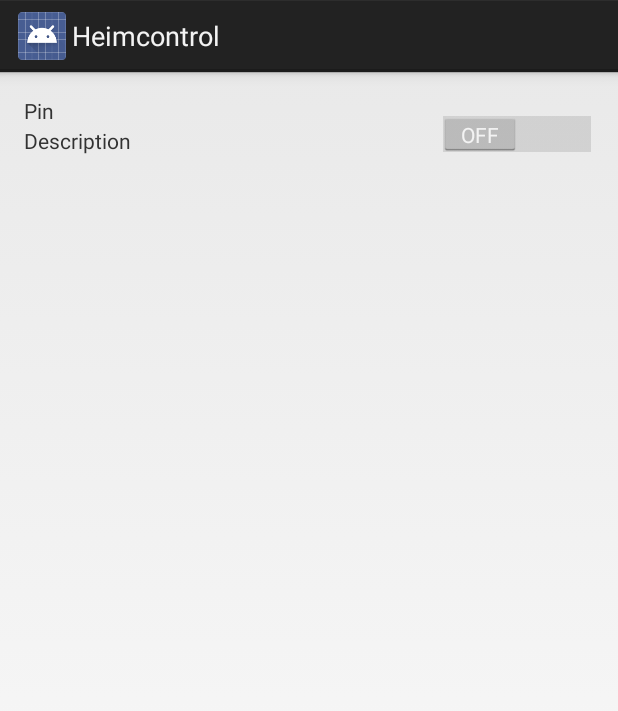
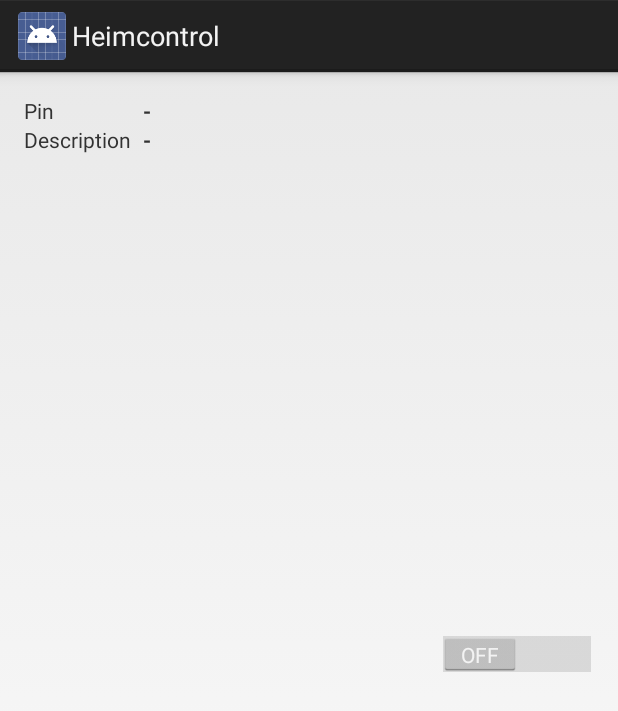
Before and after one commit to JorisM/Heimdroid, an Android app: the layout fragment_switches.xml on its own in the app's theme, with its tools: preview values and no code run, on a phone screen of 412 x 824 dp. Shown: the top 711 px of the screen. Run offline under Robolectric (Android 15) with nearby library versions, the phone set to English and light mode, and no system bars.

Commit message:
Switches as GridLayout (slight spacing fixes)
Changed `[RC]Switches` `RelativeLayout` to 3 by 2 `GridLayout`.
On my devices, this version lines up nicely, and provides a bit more
space on smaller screens.

```diff
--- a/app/src/main/res/layout/fragment_switches.xml
+++ b/app/src/main/res/layout/fragment_switches.xml
@@ -1,53 +1,61 @@
-<RelativeLayout xmlns:android="http://schemas.android.com/apk/res/android"
+<GridLayout xmlns:android="http://schemas.android.com/apk/res/android"
     xmlns:tools="http://schemas.android.com/tools"
     android:layout_width="match_parent"
     android:layout_height="match_parent"
     android:id="@+id/switchesListItem"
-
     android:paddingLeft="@dimen/activity_horizontal_margin"
     android:paddingRight="@dimen/activity_horizontal_margin"
     android:paddingTop="@dimen/activity_vertical_margin"
-    android:paddingBottom="@dimen/activity_vertical_margin">
-
+    android:paddingBottom="@dimen/activity_vertical_margin"
+    android:rowCount="2"
+    android:columnCount="3" >
 
     <TextView
         android:layout_width="wrap_content"
         android:layout_height="wrap_content"
         android:id="@+id/pinLabel"
-        android:text="Pin"/>
+        android:text="Pin"
+        android:layout_row="0"
+        android:layout_column="0" />
+
     <TextView
         android:layout_width="wrap_content"
         android:layout_height="wrap_content"
         android:id="@+id/pin"
         android:textStyle="bold"
-        android:layout_alignTop="@+id/pinLabel"
-        android:layout_toRightOf="@+id/pinLabel"
-        android:width="20dp"
-        android:layout_marginLeft="80dp" />
+        android:layout_row="0"
+        android:layout_column="1"
+        android:paddingLeft="8dp"
+        android:paddingRight="8dp"
+        android:text="-" />
+
     <TextView
         android:layout_width="wrap_content"
         android:layout_height="wrap_content"
-        android:layout_marginTop="20dp"
         android:id="@+id/descriptionLabel"
-        android:text="Description"/>
+        android:text="Description"
+        android:layout_row="1"
+        android:layout_column="0" />
 
     <TextView
-    android:layout_width="wrap_content"
-    android:layout_height="wrap_content"
-    android:id="@+id/description"
-    android:textStyle="bold"
-    android:layout_alignTop="@+id/descriptionLabel"
-    android:layout_toRightOf="@+id/descriptionLabel"
-    android:layout_marginLeft="36dp" />
-s
+        android:layout_width="wrap_content"
+        android:layout_height="wrap_content"
+        android:id="@+id/description"
+        android:textStyle="bold"
+        android:layout_row="1"
+        android:layout_column="1"
+        android:paddingLeft="8dp"
+        android:paddingRight="8dp"
+        android:text="-" />
+
     <Switch
         android:layout_width="wrap_content"
         android:layout_height="wrap_content"
         android:id="@+id/pinSwitch"
-        android:layout_alignBottom="@+id/description"
-        android:layout_alignParentRight="true"
-        android:layout_alignParentEnd="true"
-        android:checked="false" />
+        android:checked="false"
+        android:layout_gravity="right|center_vertical"
+        android:layout_row="0"
+        android:layout_rowSpan="2"
+        android:layout_column="2" />
 
-
-</RelativeLayout>
+</GridLayout>
```
